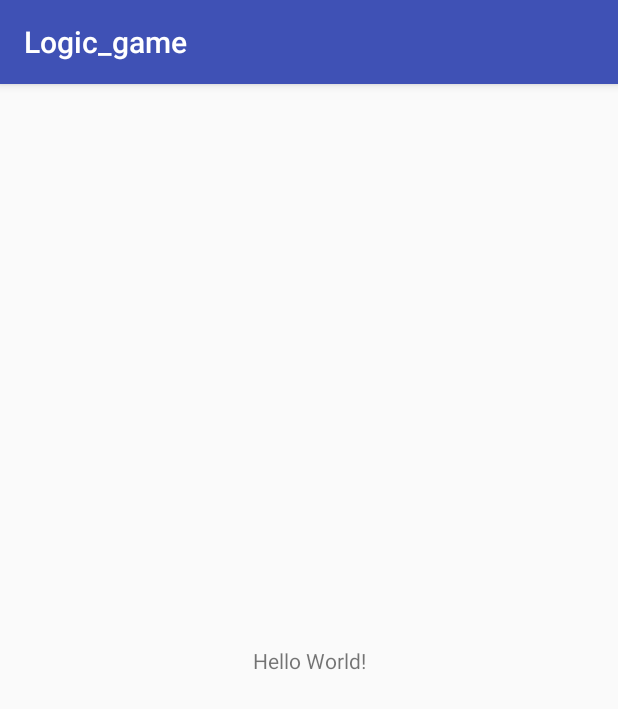
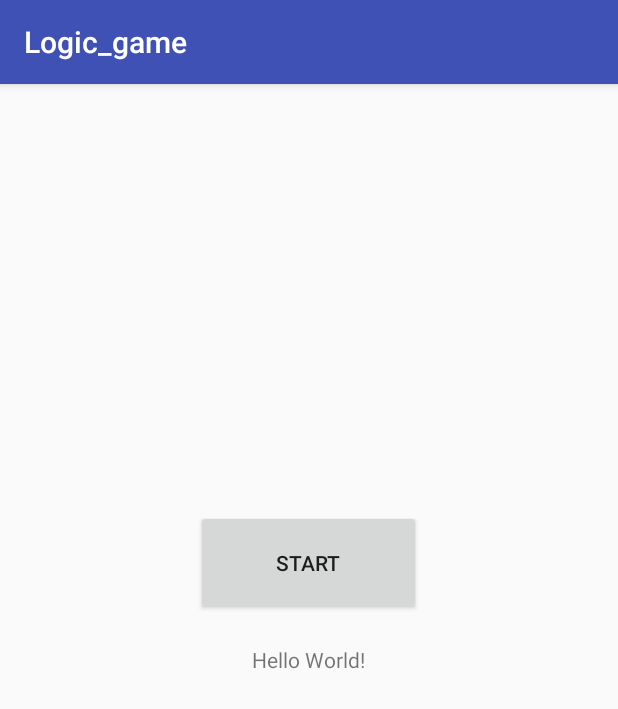
Before and after one commit to kodkirurg/DATX02-18-35, an Android app: the screen it shows after launch (MainActivity), on a phone screen of 412 x 824 dp. Shown: the top 709 px of the screen. Run offline under Robolectric (Android 15) with nearby library versions, the phone set to English and light mode, and no system bars.

Commit message:
added a simple start button

```diff
--- a/app/src/main/res/layout/activity_main.xml
+++ b/app/src/main/res/layout/activity_main.xml
@@ -1,5 +1,5 @@
 <?xml version="1.0" encoding="utf-8"?>
-<android.support.constraint.ConstraintLayout
+<RelativeLayout
     xmlns:android="http://schemas.android.com/apk/res/android"
     xmlns:tools="http://schemas.android.com/tools"
     xmlns:app="http://schemas.android.com/apk/res-auto"
@@ -7,13 +7,22 @@
     android:layout_height="match_parent"
     tools:context="game.logic_game.MainActivity">
 
+    <Button
+        android:id="@+id/start_button"
+        android:layout_width="150dp"
+        android:layout_height="70dp"
+        android:layout_centerVertical="true"
+        android:layout_centerHorizontal="true"
+        android:text="Start"
+        android:layout_margin="20dp"
+        android:layout_above="@id/hello_world"/>
+
     <TextView
+        android:id="@+id/hello_world"
         android:layout_width="wrap_content"
         android:layout_height="wrap_content"
         android:text="Hello World!"
-        app:layout_constraintBottom_toBottomOf="parent"
-        app:layout_constraintLeft_toLeftOf="parent"
-        app:layout_constraintRight_toRightOf="parent"
-        app:layout_constraintTop_toTopOf="parent" />
+        android:layout_centerHorizontal="true"
+        android:layout_centerVertical="true"/>
 
-</android.support.constraint.ConstraintLayout>
+</RelativeLayout>
```
